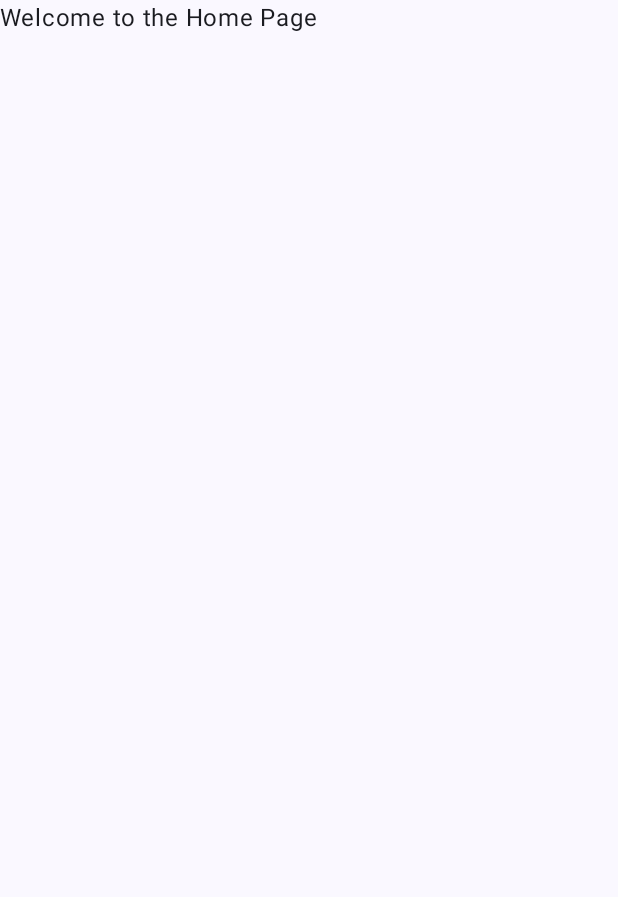
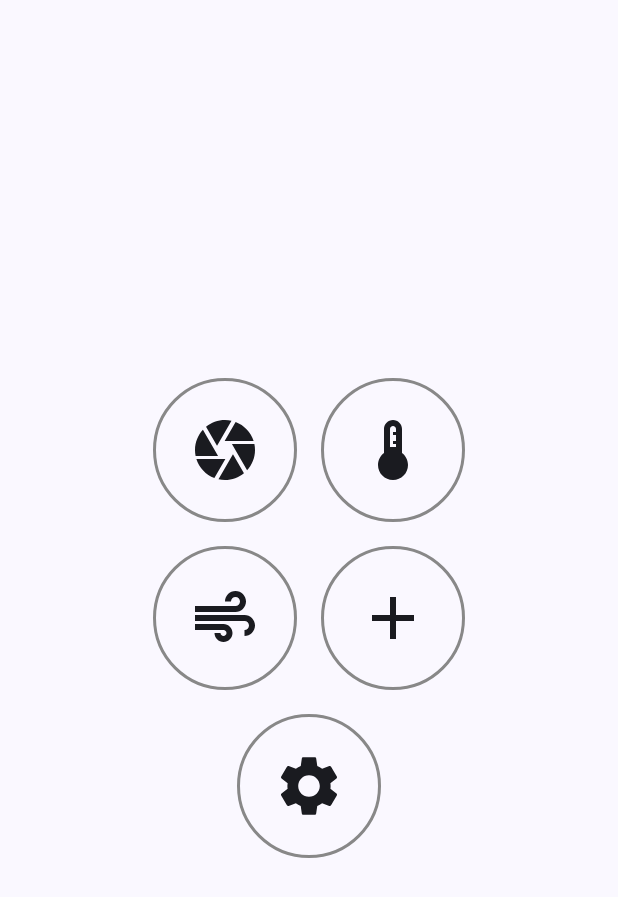
Before and after one commit to hbatress/telecomunicacion, an Android app built with Jetpack Compose: the HomeActivity screen opened directly, with no data from a screen before it, on a phone screen of 412 x 824 dp. Before the commit the part shown is almost empty. Shown: the top 897 px of the screen. Run offline under Robolectric (Android 15) with nearby library versions, the phone set to English and light mode, and no system bars.

Commit message:
Pagina de Home

```diff
--- a/app/build.gradle.kts
+++ b/app/build.gradle.kts
@@ -82,4 +82,7 @@ dependencies {
     implementation ("com.squareup.retrofit2:retrofit:2.9.0")
     implementation ("com.squareup.retrofit2:converter-gson:2.9.0")
 
+    implementation ("androidx.compose.material:material-icons-core:1.0.5")
+    implementation ("androidx.compose.material:material-icons-extended:1.0.5")
+
 }
--- a/app/src/main/java/com/example/house/ApiService.kt
+++ b/app/src/main/java/com/example/house/ApiService.kt
@@ -5,7 +5,10 @@ import retrofit2.http.Body
 import retrofit2.http.POST
 
 data class LoginRequest(val correo: String, val contrasena: String)
-data class LoginResponse(val message: String)
+data class LoginResponse(
+    val message: String,
+    val userId: String
+)
 
 interface ApiService {
     @POST("/login")
--- a/app/src/main/java/com/example/house/HomeActivity.kt
+++ b/app/src/main/java/com/example/house/HomeActivity.kt
@@ -3,10 +3,19 @@ package com.example.house
 import android.os.Bundle
 import androidx.activity.ComponentActivity
 import androidx.activity.compose.setContent
-import androidx.compose.foundation.layout.fillMaxSize
-import androidx.compose.foundation.layout.padding
+import androidx.compose.foundation.BorderStroke
+import androidx.compose.foundation.border
+import androidx.compose.foundation.layout.*
+import androidx.compose.foundation.shape.CircleShape
+import androidx.compose.material.icons.Icons
+import androidx.compose.material.icons.filled.*
 import androidx.compose.material3.*
+import androidx.compose.runtime.Composable
+import androidx.compose.ui.Alignment
 import androidx.compose.ui.Modifier
+import androidx.compose.ui.graphics.Color
+import androidx.compose.ui.graphics.vector.ImageVector
+import androidx.compose.ui.unit.dp
 import com.example.house.ui.theme.HouseTheme
 
 class HomeActivity : ComponentActivity() {
@@ -15,12 +24,76 @@ class HomeActivity : ComponentActivity() {
         setContent {
             HouseTheme {
                 Scaffold(modifier = Modifier.fillMaxSize()) { innerPadding ->
-                    Text(
-                        text = "Welcome to the Home Page",
-                        modifier = Modifier.padding(innerPadding)
-                    )
+                    HomeScreen(modifier = Modifier.padding(innerPadding))
                 }
             }
         }
     }
 }
+
+@Composable
+fun HomeScreen(modifier: Modifier = Modifier) {
+    Column(
+        modifier = modifier
+            .fillMaxSize()
+            .padding(16.dp),
+        verticalArrangement = Arrangement.Center,
+        horizontalAlignment = Alignment.CenterHorizontally
+    ) {
+        Row(
+            horizontalArrangement = Arrangement.spacedBy(16.dp)
+        ) {
+            IconButtonWithBorder(
+                icon = Icons.Filled.Camera,
+                contentDescription = "Camera",
+                onClick = { /* Navegar a la página de cámara */ }
+            )
+            IconButtonWithBorder(
+                icon = Icons.Filled.Thermostat,
+                contentDescription = "Thermometer",
+                onClick = { /* Navegar a la página de termómetro */ }
+            )
+        }
+        Spacer(modifier = Modifier.height(16.dp))
+        Row(
+            horizontalArrangement = Arrangement.spacedBy(16.dp)
+        ) {
+            IconButtonWithBorder(
+                icon = Icons.Filled.Air,
+                contentDescription = "Air Quality",
+                onClick = { /* Navegar a la página de calidad de aire */ }
+            )
+            IconButtonWithBorder(
+                icon = Icons.Filled.Add,
+                contentDescription = "Add Equipment",
+                onClick = { /* Navegar a la página para agregar equipos */ }
+            )
+        }
+        Spacer(modifier = Modifier.height(16.dp))
+        IconButtonWithBorder(
+            icon = Icons.Filled.Settings,
+            contentDescription = "Settings",
+            onClick = { /* Navegar a la página de ajustes */ }
+        )
+    }
+}
+
+@Composable
+fun IconButtonWithBorder(
+    icon: ImageVector,
+    contentDescription: String?,
+    onClick: () -> Unit
+) {
+    IconButton(
+        onClick = onClick,
+        modifier = Modifier
+            .size(96.dp)  // Incrementar el tamaño del botón
+            .border(BorderStroke(2.dp, Color.Gray), shape = CircleShape)
+    ) {
+        Icon(
+            imageVector = icon,
+            contentDescription = contentDescription,
+            modifier = Modifier.size(48.dp)  // Incrementar el tamaño del ícono
+        )
+    }
+}
--- a/app/src/main/java/com/example/house/MainActivity.kt
+++ b/app/src/main/java/com/example/house/MainActivity.kt
@@ -114,8 +114,15 @@ private fun login(
         override fun onResponse(call: Call<LoginResponse>, response: Response<LoginResponse>) {
             if (response.isSuccessful) {
                 val message = response.body()?.message ?: "Error desconocido"
+                val userId = response.body()?.userId ?: ""
                 Toast.makeText(context, message, Toast.LENGTH_SHORT).show()
                 if (message == "Usuario autenticado con éxito") {
+                    // Almacenar el ID en SharedPreferences
+                    val sharedPreferences = context.getSharedPreferences("app_prefs", Context.MODE_PRIVATE)
+                    with(sharedPreferences.edit()) {
+                        putString("user_id", userId)
+                        apply()
+                    }
                     onLoginSuccess()
                 }
             } else {
```
